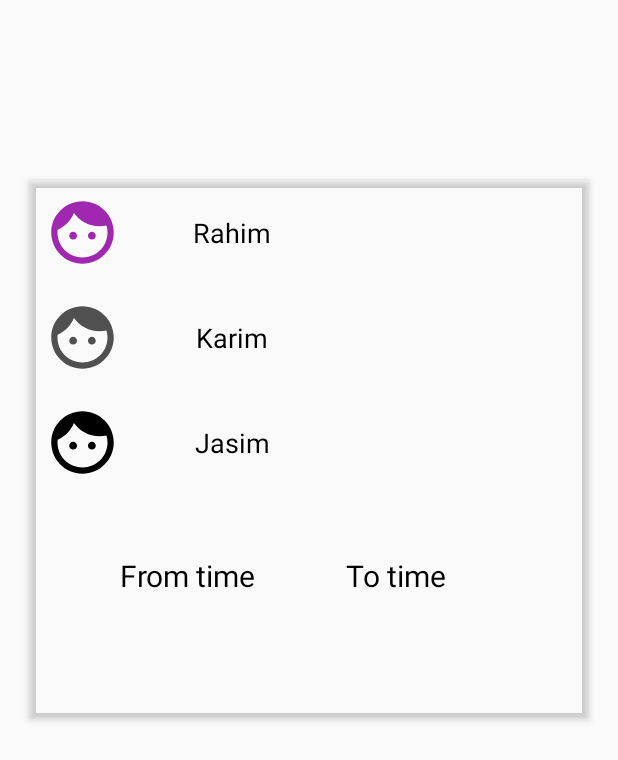
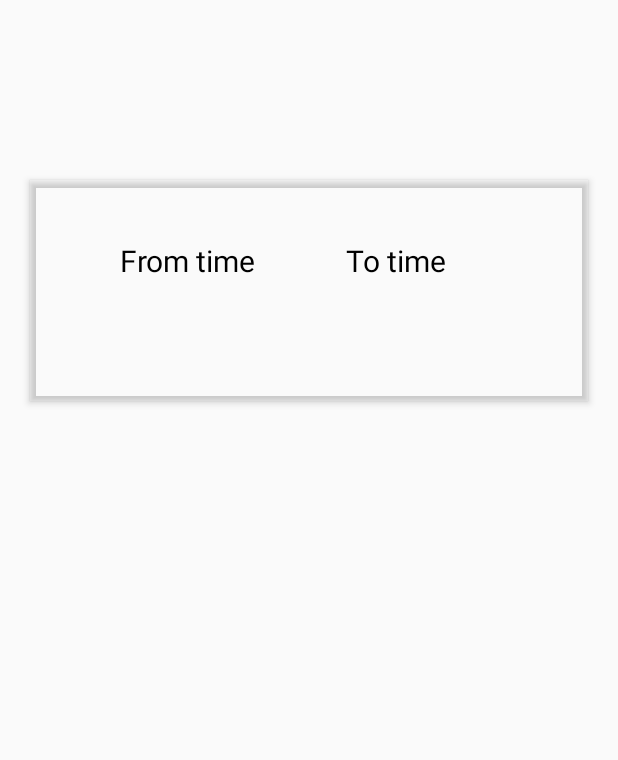
Before and after one commit to avijitacharjee/e-voting, an Android app: the MainAdminActivity screen opened directly, with no data from a screen before it, on a phone screen of 412 x 824 dp. Shown: the top 760 px of the screen. Run offline under Robolectric (Android 15) with nearby library versions, the light colour scheme and no system bars; our stand-ins replace Firebase (no records; nobody signed in at launch, a user with empty details on screens opened directly), Volley; network calls fail.

Commit message:
firebase data deleted

```diff
--- a/app/src/main/java/com/tf/lite/evoting/detection/MainAdminActivity.java
+++ b/app/src/main/java/com/tf/lite/evoting/detection/MainAdminActivity.java
@@ -46,51 +46,13 @@ import java.util.Map;
 public class MainAdminActivity extends AppCompatActivity {
     private static final String TAG = "MainAdminActivity";
     ActivityMainAdminBinding binding;
-    DatabaseReference obama, trump, biden;
 
     @Override
     protected void onCreate(Bundle savedInstanceState) {
         super.onCreate(savedInstanceState);
         binding = ActivityMainAdminBinding.inflate(getLayoutInflater(), null, false);
         setContentView(binding.getRoot());
-        FirebaseDatabase database = FirebaseDatabase.getInstance();
-        obama = database.getReference("obama");
-        trump = database.getReference("trump");
-        biden = database.getReference("biden");
 
-        obama.addValueEventListener(new ValueEventListener() {
-            @Override
-            public void onDataChange(@NonNull DataSnapshot snapshot) {
-                binding.obamaCount.setText(snapshot.getValue(String.class));
-            }
-
-            @Override
-            public void onCancelled(@NonNull DatabaseError error) {
-
-            }
-        });
-        trump.addValueEventListener(new ValueEventListener() {
-            @Override
-            public void onDataChange(@NonNull DataSnapshot snapshot) {
-                binding.trumpCount.setText(snapshot.getValue(String.class));
-            }
-
-            @Override
-            public void onCancelled(@NonNull DatabaseError error) {
-
-            }
-        });
-        biden.addValueEventListener(new ValueEventListener() {
-            @Override
-            public void onDataChange(@NonNull DataSnapshot snapshot) {
-                binding.bidenCount.setText(snapshot.getValue(String.class));
-            }
-
-            @Override
-            public void onCancelled(@NonNull DatabaseError error) {
-
-            }
-        });
         binding.fromTimeButton.setOnClickListener(v -> {
             DialogFragment newFragment = new FromTimePickerFragment(binding);
             newFragment.show(getSupportFragmentManager(), "timePicker");
--- a/app/src/main/res/layout/activity_main_admin.xml
+++ b/app/src/main/res/layout/activity_main_admin.xml
@@ -18,123 +18,7 @@
         app:layout_constraintTop_toTopOf="parent"
         android:padding="10dp">
 
-        <LinearLayout
-            android:layout_width="match_parent"
-            android:layout_height="wrap_content"
-            android:layout_marginBottom="20dp"
-            android:layout_weight="10"
-            android:orientation="horizontal">
 
-            <ImageView
-                android:layout_width="50dp"
-                android:tint="#A027B0"
-                android:layout_height="50dp"
-                android:src="@drawable/ic_baseline_face_24" />
-
-            <TextView
-                android:layout_width="150dp"
-                android:layout_height="match_parent"
-                android:gravity="center"
-                android:padding="10dp"
-                android:text="Rahim"
-                android:textColor="@color/black"
-                android:textSize="18sp" />
-
-            <TextView
-                android:id="@+id/obama_count"
-                android:layout_width="match_parent"
-                android:layout_height="match_parent"
-                android:layout_gravity="end"
-                android:gravity="center"
-                android:padding="5dp"
-                android:text="0"
-                android:textColor="@color/black"
-                android:textSize="18sp" />
-
-            <ImageView
-                android:layout_width="match_parent"
-                android:layout_height="50dp"
-                android:layout_gravity="end"
-                android:src="@mipmap/ic_launcher_round"
-                android:visibility="gone" />
-        </LinearLayout>
-
-        <LinearLayout
-            android:layout_width="match_parent"
-            android:layout_height="wrap_content"
-            android:layout_marginBottom="20dp"
-            android:orientation="horizontal">
-
-            <ImageView
-                android:layout_width="50dp"
-                android:tint="#505050"
-                android:layout_height="50dp"
-                android:src="@drawable/ic_baseline_face_24" />
-
-            <TextView
-                android:layout_width="150dp"
-                android:layout_height="match_parent"
-                android:gravity="center"
-                android:padding="10dp"
-                android:text="Karim"
-                android:textColor="@color/black"
-                android:textSize="18sp" />
-
-            <TextView
-                android:id="@+id/trump_count"
-                android:layout_width="match_parent"
-                android:layout_height="match_parent"
-                android:gravity="center"
-                android:padding="5dp"
-                android:text="0"
-                android:textColor="@color/black"
-                android:textSize="18sp" />
-
-            <ImageView
-                android:layout_width="match_parent"
-                android:layout_height="50dp"
-                android:layout_gravity="end"
-                android:src="@mipmap/ic_launcher_round" />
-        </LinearLayout>
-
-        <LinearLayout
-            android:layout_width="match_parent"
-            android:layout_height="wrap_content"
-            android:layout_marginBottom="20dp"
-            android:orientation="horizontal">
-
-            <ImageView
-                android:layout_width="50dp"
-                android:layout_height="50dp"
-                android:tint="@color/black"
-                android:src="@drawable/ic_baseline_face_24" />
-
-            <TextView
-                android:layout_width="150dp"
-                android:layout_height="match_parent"
-                android:gravity="center"
-                android:padding="10dp"
-                android:text="Jasim"
-                android:textColor="@color/black"
-                android:textSize="18sp" />
-
-            <TextView
-                android:id="@+id/biden_count"
-                android:layout_width="match_parent"
-                android:layout_height="match_parent"
-                android:gravity="center"
-                android:padding="5dp"
-                android:text="0"
-                android:textColor="@color/black"
-                android:textSize="18sp" />
-
-            <ImageView
-                android:layout_width="match_parent"
-                android:layout_height="50dp"
-                android:layout_gravity="end"
-                android:src="@mipmap/ic_launcher_round"
-                android:visibility="gone" />
-        </LinearLayout>
         <LinearLayout
             android:layout_width="match_parent"
             android:orientation="horizontal"
```
Also changed, not shown: app/src/main/java/com/tf/lite/evoting/detection/MainActivity.java (+4 -3 lines).
